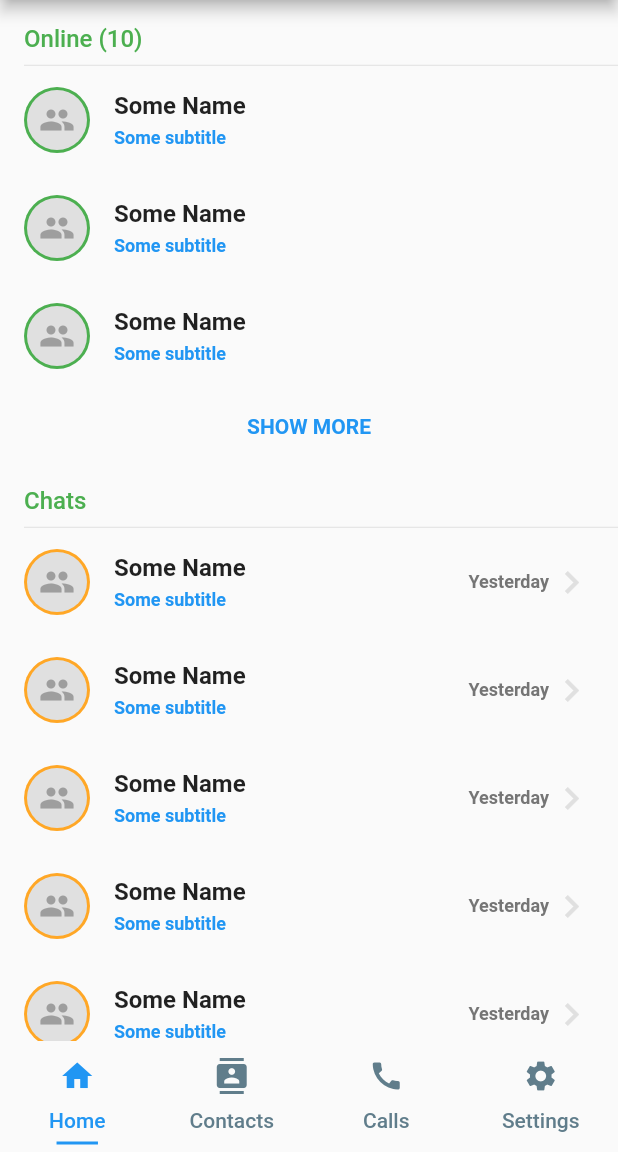
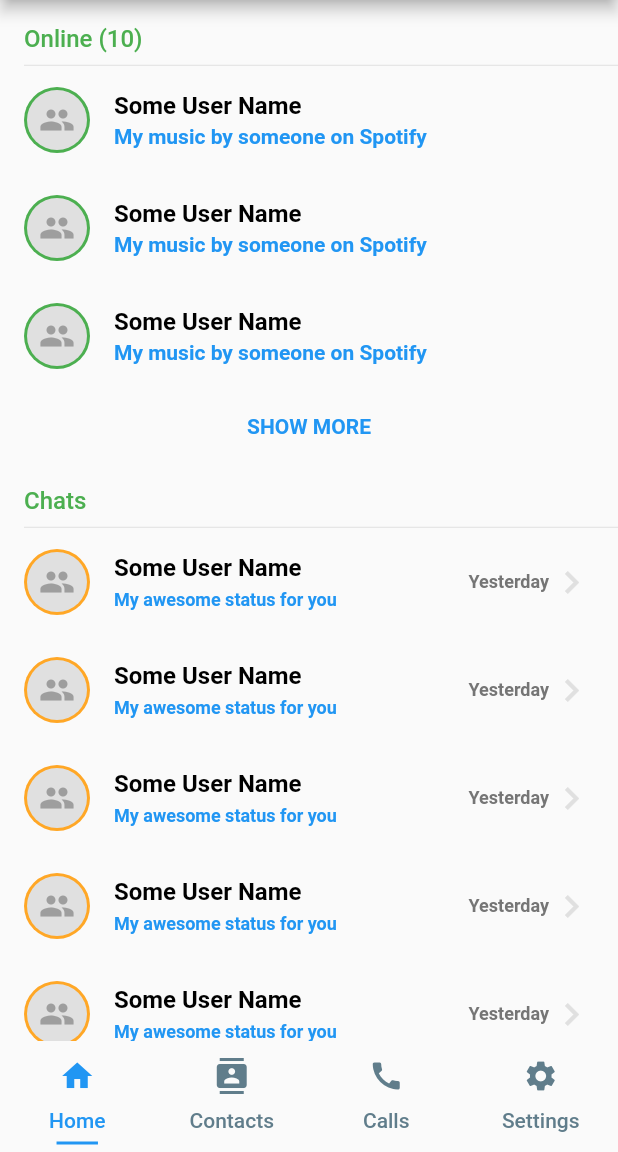
Before and after one commit to francisceioseph/msn-2019-edition, a Flutter app: the screen it shows after launch, on a phone screen of 412 x 824 dp, the part 84-1236 px from its top. Run offline on Flutter 3.47's test engine with Material 2 defaults, Android fonts, the phone set to English and light mode, and no system bars.

Commit message:
Code cleanup

```diff
--- /dev/null
+++ b/lib/src/widgets/list_item_subtitle.dart
@@ -0,0 +1,24 @@
+import 'package:flutter/material.dart';
+
+class ListItemSubtitle extends StatelessWidget {
+  final String text;
+  final Color color;
+
+  ListItemSubtitle({
+    Key key,
+    this.text,
+    this.color = Colors.blue,
+  }) : super(key: key);
+  @override
+  Widget build(BuildContext context) {
+    return Text(
+      text,
+      textAlign: TextAlign.left,
+      style: TextStyle(
+        fontSize: 14,
+        fontWeight: FontWeight.bold,
+        color: color,
+      ),
+    );
+  }
+}
--- /dev/null
+++ b/lib/src/widgets/list_item_subtitle_2.dart
@@ -0,0 +1,24 @@
+import 'package:flutter/material.dart';
+
+class ListItemSubtitle2 extends StatelessWidget {
+  final String text;
+  final Color color;
+
+  ListItemSubtitle2({
+    Key key,
+    this.text,
+    this.color = Colors.blue,
+  }) : super(key: key);
+  @override
+  Widget build(BuildContext context) {
+    return Text(
+      text,
+      textAlign: TextAlign.left,
+      style: TextStyle(
+        fontSize: 12,
+        fontWeight: FontWeight.bold,
+        color: color,
+      ),
+    );
+  }
+}
--- /dev/null
+++ b/lib/src/widgets/list_item_title.dart
@@ -0,0 +1,24 @@
+import 'package:flutter/material.dart';
+
+class ListItemTitle extends StatelessWidget {
+  final String text;
+  final Color color;
+
+  ListItemTitle({
+    Key key,
+    this.text,
+    this.color = Colors.black,
+  }) : super(key: key);
+  @override
+  Widget build(BuildContext context) {
+    return Text(
+      this.text,
+      textAlign: TextAlign.left,
+      style: TextStyle(
+        fontSize: 16,
+        fontWeight: FontWeight.bold,
+        color: color,
+      ),
+    );
+  }
+}
--- a/lib/src/widgets/main_page/contact_tile.dart
+++ b/lib/src/widgets/main_page/contact_tile.dart
@@ -1,5 +1,8 @@
 import 'package:flutter/material.dart';
 import 'package:messanger/src/constants.dart';
+import 'package:messanger/src/widgets/list_item_subtitle.dart';
+import 'package:messanger/src/widgets/list_item_subtitle_2.dart';
+import 'package:messanger/src/widgets/list_item_title.dart';
 import 'package:messanger/src/widgets/status_avatar.dart';
 
 class ContactListTile extends StatelessWidget {
@@ -11,35 +14,18 @@ class ContactListTile extends StatelessWidget {
         leading: StatusAvatar(
           status: kInvisibleStatus,
         ),
-        title: Text(
-          'Contact Name',
-          textAlign: TextAlign.left,
-          style: TextStyle(
-            fontSize: 16,
-            fontWeight: FontWeight.bold,
-          ),
+        title: ListItemTitle(
+          text: 'Some Contact Name',
         ),
         subtitle: Column(
           crossAxisAlignment: CrossAxisAlignment.start,
           children: <Widget>[
-            Text(
-              'status',
-              textAlign: TextAlign.left,
-              style: TextStyle(
-                fontSize: 14,
-                fontWeight: FontWeight.bold,
-                color: Colors.blue,
-              ),
+            ListItemSubtitle(
+              text: 'current status',
             ),
-            Text(
-              'my music by someone on Spotify',
-              textAlign: TextAlign.left,
-              style: TextStyle(
-                fontSize: 12,
-                fontWeight: FontWeight.bold,
-                color: Colors.blue,
-              ),
-            ),
+            ListItemSubtitle2(
+              text: 'my music by someone on Spotify',
+            )
           ],
         ),
         trailing: Icon(
--- a/lib/src/widgets/main_page/conversation_tile.dart
+++ b/lib/src/widgets/main_page/conversation_tile.dart
@@ -1,5 +1,7 @@
 import 'package:flutter/material.dart';
 import 'package:messanger/src/constants.dart';
+import 'package:messanger/src/widgets/list_item_subtitle_2.dart';
+import 'package:messanger/src/widgets/list_item_title.dart';
 import 'package:messanger/src/widgets/status_avatar.dart';
 
 class ConversationTile extends StatelessWidget {
@@ -9,22 +11,11 @@ class ConversationTile extends StatelessWidget {
       leading: StatusAvatar(
         status: kAwayStatus,
       ),
-      title: Text(
-        'Some Name',
-        textAlign: TextAlign.left,
-        style: TextStyle(
-          fontSize: 16,
-          fontWeight: FontWeight.bold,
-        ),
+      title: ListItemTitle(
+        text: 'Some User Name',
       ),
-      subtitle: Text(
-        'Some subtitle',
-        textAlign: TextAlign.left,
-        style: TextStyle(
-          fontSize: 12,
-          fontWeight: FontWeight.bold,
-          color: Colors.blue,
-        ),
+      subtitle: ListItemSubtitle2(
+        text: 'My awesome status for you',
       ),
       trailing: Row(
         crossAxisAlignment: CrossAxisAlignment.center,
--- a/lib/src/widgets/main_page/friend_tile.dart
+++ b/lib/src/widgets/main_page/friend_tile.dart
@@ -1,31 +1,21 @@
 import 'package:flutter/material.dart';
 import 'package:messanger/src/constants.dart';
+import 'package:messanger/src/widgets/list_item_subtitle.dart';
+import 'package:messanger/src/widgets/list_item_title.dart';
 import 'package:messanger/src/widgets/status_avatar.dart';
 
 class FriendTile extends StatelessWidget {
   @override
   Widget build(BuildContext context) {
     return ListTile(
-      leading: StatusAvatar(
-        status: kOnlineStatus,
-      ),
-      title: Text(
-        'Some Name',
-        textAlign: TextAlign.left,
-        style: TextStyle(
-          fontSize: 16,
-          fontWeight: FontWeight.bold,
+        leading: StatusAvatar(
+          status: kOnlineStatus,
         ),
-      ),
-      subtitle: Text(
-        'Some subtitle',
-        textAlign: TextAlign.left,
-        style: TextStyle(
-          fontSize: 12,
-          fontWeight: FontWeight.bold,
-          color: Colors.blue,
+        title: ListItemTitle(
+          text: 'Some User Name',
         ),
-      ),
-    );
+        subtitle: ListItemSubtitle(
+          text: 'My music by someone on Spotify',
+        ));
   }
 }
```
